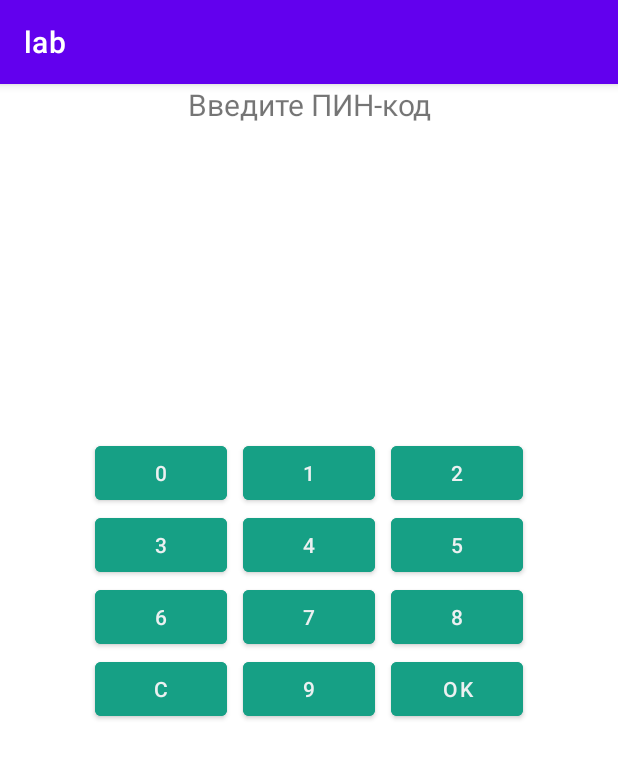
After one commit to Kostich31/RPO_BMSTU, an Android app: the PinpadActivity screen opened directly, with no data from a screen before it, on a phone screen of 412 x 824 dp. The commit adds this screen. Shown: the top 759 px of the screen. Run offline under Robolectric (Android 15) with nearby library versions, the phone set to English and light mode, and no system bars; 2 statements that could not run were skipped.

Commit message:
Laba 2 complete

```diff
--- a/lab/app/src/main/AndroidManifest.xml
+++ b/lab/app/src/main/AndroidManifest.xml
@@ -10,6 +10,9 @@
         android:supportsRtl="true"
         android:theme="@style/Theme.Lab">
         <activity
+            android:name=".PinpadActivity"
+            android:exported="false" />
+        <activity
             android:name=".MainActivity"
             android:exported="true">
             <intent-filter>
--- a/lab/app/src/main/java/com/example/lab/MainActivity.java
+++ b/lab/app/src/main/java/com/example/lab/MainActivity.java
@@ -3,35 +3,56 @@
 import androidx.appcompat.app.AppCompatActivity;
 
 import android.os.Bundle;
-import android.util.Log;
-import android.widget.TextView;
+import android.view.View;
+import android.widget.Toast;
 
-import com.example.lab.databinding.ActivityMainBinding;
+import androidx.activity.result.ActivityResultLauncher;
+import androidx.activity.result.contract.ActivityResultContracts;
+import android.app.Activity;
+import android.content.Intent;
+
 
 public class MainActivity extends AppCompatActivity {
+
+    ActivityResultLauncher activityResultLauncher;
 
     static {
         System.loadLibrary("native-lib");
         System.loadLibrary("mbedcrypto");
     }
 
-    private ActivityMainBinding binding;
-
     @Override
     protected void onCreate(Bundle savedInstanceState) {
         super.onCreate(savedInstanceState);
         setContentView(R.layout.activity_main);
 
+        activityResultLauncher  = registerForActivityResult(
+                new ActivityResultContracts.StartActivityForResult(),
+                result -> {
+                    if (result.getResultCode() == Activity.RESULT_OK) {
+                        Intent data = result.getData();
+                        // обработка результата
+                        String pin = data.getStringExtra("pin");
+                        Toast.makeText(MainActivity.this, pin,
+                                Toast.LENGTH_SHORT).show();
+                    }
+                });
+
         int res = initRng();
         byte[] rnd = randomBytes(10);
-
-        TextView tv = findViewById(R.id.sample_text);
-        tv.setText(stringFromJNI());
     }
 
-    public native String stringFromJNI();
+    public void onButtonClick(View v)
+    {
+
+        Intent it = new Intent(this, PinpadActivity.class);
+        activityResultLauncher.launch(it);
+
+    }
+
     public static native int initRng();
     public static native byte[] randomBytes(int no);
     public static native byte[] encrypt(byte[] key, byte[] data);
     public static native byte[] decrypt(byte[] key, byte[] data);
+
 }
--- /dev/null
+++ b/lab/app/src/main/java/com/example/lab/PinpadActivity.java
@@ -0,0 +1,81 @@
+package com.example.lab;
+
+import androidx.appcompat.app.AppCompatActivity;
+
+import android.content.Intent;
+import android.os.Bundle;
+import android.view.View;
+import android.widget.Button;
+import android.widget.TextView;
+
+public class PinpadActivity extends AppCompatActivity {
+
+    TextView tvPin;
+    String pin = "";
+    final int MAX_KEYS = 10;
+
+
+    @Override
+    protected void onCreate(Bundle savedInstanceState) {
+        super.onCreate(savedInstanceState);
+        setContentView(R.layout.activity_pinpad);
+
+        tvPin = findViewById(R.id.txtPin);
+
+        ShuffleKeys();
+
+        findViewById(R.id.btnOK).setOnClickListener((View) -> {
+            finish();
+        });
+
+        findViewById(R.id.btnReset).setOnClickListener((View) -> {
+            pin = "";
+            tvPin.setText("");
+        });
+
+        findViewById(R.id.btnOK).setOnClickListener((View) -> {
+            Intent it = new Intent();
+            it.putExtra("pin", pin);
+            setResult(RESULT_OK, it);
+            finish();
+        });
+
+
+    }
+
+    public void keyClick(View v)
+    {
+        String key = ((TextView)v).getText().toString();
+        int sz = pin.length();
+        if (sz < 4)
+        {
+            pin += key;
+            tvPin.setText("****".substring(3 - sz));
+        }
+    }
+
+    protected void ShuffleKeys()
+    {
+        Button keys[] = new Button[] {
+                findViewById(R.id.btnKey0),
+                findViewById(R.id.btnKey1),
+                findViewById(R.id.btnKey2),
+                findViewById(R.id.btnKey3),
+                findViewById(R.id.btnKey4),
+                findViewById(R.id.btnKey5),
+                findViewById(R.id.btnKey6),
+                findViewById(R.id.btnKey7),
+                findViewById(R.id.btnKey8),
+                findViewById(R.id.btnKey9),
+        };
+
+        byte[] rnd = MainActivity.randomBytes(MAX_KEYS);
+        for(int i = 0; i < MAX_KEYS; i++)
+        {
+            int idx = (rnd[i] & 0xFF) % 10;
+            CharSequence txt = keys[idx].getText();
+            keys[idx].setText(keys[i].getText());
+            keys[i].setText(txt);
+        }
+    }
+}
--- a/lab/app/src/main/res/layout/activity_main.xml
+++ b/lab/app/src/main/res/layout/activity_main.xml
@@ -6,11 +6,12 @@
     android:layout_height="match_parent"
     tools:context=".MainActivity">
 
-    <TextView
-        android:id="@+id/sample_text"
+    <Button
+        android:id="@+id/sample_button"
         android:layout_width="wrap_content"
         android:layout_height="wrap_content"
-        android:text="Hello World!"
+        android:text="Click!"
+        android:onClick="onButtonClick"
         app:layout_constraintBottom_toBottomOf="parent"
         app:layout_constraintLeft_toLeftOf="parent"
         app:layout_constraintRight_toRightOf="parent"
--- /dev/null
+++ b/lab/app/src/main/res/layout/activity_pinpad.xml
@@ -0,0 +1,69 @@
+<?xml version="1.0" encoding="utf-8" ?>
+<androidx.constraintlayout.widget.ConstraintLayout xmlns:android="http://schemas.android.com/apk/res/android"
+    xmlns:app=
+        "http://schemas.android.com/apk/res-auto"
+    xmlns:tools="http://schemas.android.com/tools"
+    android:layout_width="match_parent"
+    android:layout_height="match_parent"
+    tools:context=".PinpadActivity">
+    <LinearLayout
+        android:layout_width="match_parent"
+        android:layout_height="match_parent"
+        android:orientation="vertical">
+        <TextView android:text="Введите ПИН-код"
+            android:textSize="20dp"
+            android:textAlignment="center"
+            android:layout_width="match_parent"
+            android:layout_height="wrap_content" />
+        <TextView android:id="@+id/txtPin"
+            android:text=""
+            android:textSize="28dp"
+            android:textAlignment="center"
+            android:layout_width="match_parent"
+            android:layout_height="wrap_content" />
+        <GridLayout
+            android:layout_width="wrap_content"
+            android:layout_height="wrap_content"
+            android:layout_gravity="center"
+            android:orientation="horizontal"
+            android:layout_marginTop="170dp"
+            android:columnCount="3">
+            <Button android:id="@+id/btnKey1"
+                android:text="1" android:onClick="keyClick"
+                style="@style/PadButton" />
+            <Button android:id="@+id/btnKey2"
+                android:text="2" android:onClick="keyClick"
+                style="@style/PadButton" />
+            <Button android:id="@+id/btnKey3"
+                android:text="3" android:onClick="keyClick"
+                style="@style/PadButton" />
+            <Button android:id="@+id/btnKey4"
+                android:text="4" android:onClick="keyClick"
+                style="@style/PadButton" />
+            <Button android:id="@+id/btnKey5"
+                android:text="5" android:onClick="keyClick"
+                style="@style/PadButton" />
+            <Button android:id="@+id/btnKey6"
+                android:text="6" android:onClick="keyClick"
+                style="@style/PadButton" />
+            <Button android:id="@+id/btnKey7"
+                android:text="7" android:onClick="keyClick"
+                style="@style/PadButton" />
+            <Button android:id="@+id/btnKey8"
+                android:text="8" android:onClick="keyClick"
+                style="@style/PadButton" />
+            <Button android:id="@+id/btnKey9"
+                android:text="9" android:onClick="keyClick"
+                style="@style/PadButton" />
+            <Button android:id="@+id/btnReset"
+                android:text="C" android:onClick="keyClick"
+                style="@style/PadButton" />
+            <Button android:id="@+id/btnKey0"
+                android:text="0" android:onClick="keyClick"
+                style="@style/PadButton" />
+            <Button android:id="@+id/btnOK"
+                android:text="OK" android:onClick="keyClick"
+                style="@style/PadButton" />
+        </GridLayout>
+    </LinearLayout>
+</androidx.constraintlayout.widget.ConstraintLayout>
--- a/lab/app/src/main/res/values/themes.xml
+++ b/lab/app/src/main/res/values/themes.xml
@@ -13,4 +13,10 @@
         <item name="android:statusBarColor" tools:targetApi="l">?attr/colorPrimaryVariant</item>
         <!-- Customize your theme here. -->
     </style>
+    <style name="PadButton">
+        <item name="android:textColor" >#ecf0f1</item>
+        <item name="android:layout_marginRight" >5dp</item>
+        <item name="android:layout_marginLeft" >5dp</item>
+        <item name="android:backgroundTint" >#16a085</item>
+    </style>
 </resources>
```
